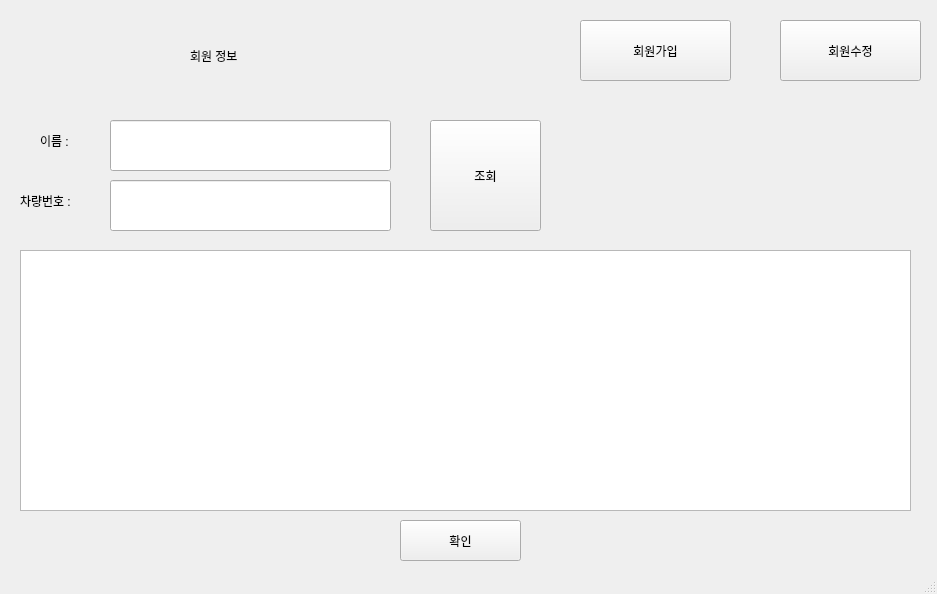
Above: client/main/UserInfo.ui from addinedu-ros-8th/iot-repo-2 before the change. Below: the same form after it.
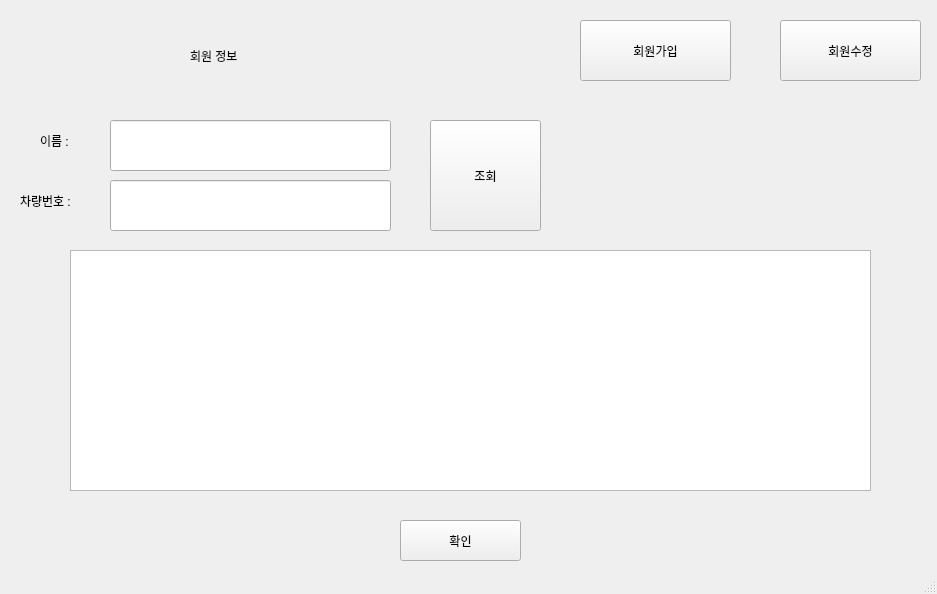
That is the form after the change.

```diff
--- a/client/main/UserInfo.ui
+++ b/client/main/UserInfo.ui
@@ -128,10 +128,10 @@
    <widget class="QTableWidget" name="Usertable">
     <property name="geometry">
      <rect>
-      <x>20</x>
+      <x>70</x>
       <y>250</y>
-      <width>891</width>
-      <height>261</height>
+      <width>801</width>
+      <height>241</height>
      </rect>
     </property>
    </widget>
```
